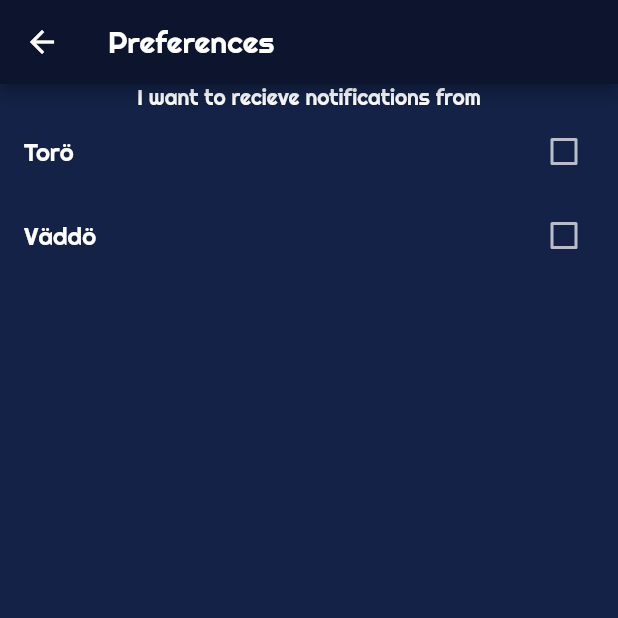
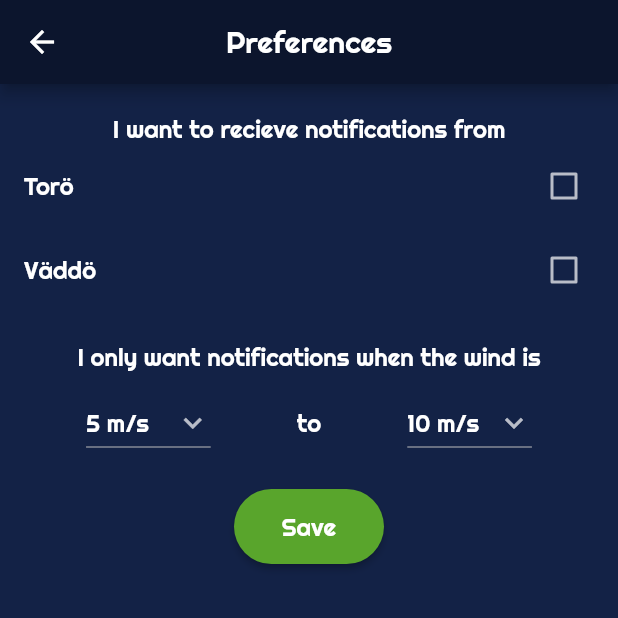
Before and after one commit to PVT15-Grupp-7/surfs-up, a Flutter app: the screen it shows once a user with an empty profile is signed in, in the side drawer, after a tap on "Preferences", on a phone screen of 412 x 824 dp, the top half of it. Run offline on Flutter 3.47's test engine with Material 2 defaults, Android fonts, the phone set to English and light mode, and no system bars; our stand-ins replace firebase_auth, firebase_core, flutter_signin_button; accounts and stored records are empty.

Commit message:
Updated preferences page

```diff
--- a/lib/pages/preferences_page.dart
+++ b/lib/pages/preferences_page.dart
@@ -1,4 +1,7 @@
+import 'package:flutter/cupertino.dart';
 import 'package:flutter/material.dart';
+import 'package:surfs_up/all_pages.dart';
+import 'package:surfs_up/shared/constants/custom_text_style.dart';
 
 class PreferencesPage extends StatefulWidget {
   const PreferencesPage({super.key});
@@ -10,11 +13,46 @@ class PreferencesPage extends StatefulWidget {
 class _PreferencesPageState extends State<PreferencesPage> {
   bool valuefirst = false;
   bool valuesecond = false;
+  String firstdropdownvalue = '5 m/s';
+  String seconddropdownvalue = '10 m/s';
+
+  var items = [
+    '5 m/s',
+    '10 m/s',
+    '15 m/s',
+    '> 15 m/s',
+  ];
+
+  Future<bool> _onBackPressed() {
+    return showCupertinoDialog(
+            context: context,
+            builder: (BuildContext context) => AlertDialog(
+
+                  backgroundColor: kDarkBlue,
+                  elevation: 8,
+                  title: const Text('Do you want to save the changes?', style: CustomTextStyle.paragraph1,),
+                  actions: [
+                    TextButton(
+                      onPressed: () => Navigator.of(context).pop(true),
+                      //isDestructiveAction: true,
+                      child: const Text('No', style: TextStyle(color: Colors.red),),
+                    ),
+                    TextButton(
+                        onPressed: () => Navigator.of(context).pop(true),
+                        child: const Text('Yes'))
+                  ],
+                ),
+            barrierDismissible: false)
+        .then((value) => value ?? false);
+  }
 
   @override
   Widget build(BuildContext context) {
-    return Scaffold(
+    return WillPopScope(
+      onWillPop: _onBackPressed,
+      child: Scaffold(
         appBar: AppBar(
+          centerTitle: true,
           backgroundColor: const Color(0xFF0C152D),
           title: const Text('Preferences'),
         ),
@@ -22,10 +60,19 @@ class _PreferencesPageState extends State<PreferencesPage> {
         body: Center(
             child: Column(
           children: [
-          const Text('I want to recieve notifications from'),
+            const Padding(
+              padding: EdgeInsets.all(10),
+            ),
+            const Text(
+              'I want to recieve notifications from',
+              style: CustomTextStyle.paragraph1,
+            ),
             CheckboxListTile(
               activeColor: Colors.blue,
-            title: const Text('Torö'),
+              title: const Text(
+                'Torö',
+                style: CustomTextStyle.paragraph1,
+              ),
               value: valuefirst,
               onChanged: (bool? value) {
                 setState(() {
@@ -35,7 +82,10 @@ class _PreferencesPageState extends State<PreferencesPage> {
             ),
             CheckboxListTile(
               activeColor: Colors.blue,
-            title: const Text('Väddö'),
+              title: const Text(
+                'Väddö',
+                style: CustomTextStyle.paragraph1,
+              ),
               value: valuesecond,
               onChanged: (bool? value) {
                 setState(() {
@@ -43,8 +93,67 @@ class _PreferencesPageState extends State<PreferencesPage> {
                 });
               },
             ),
+            const Padding(padding: EdgeInsets.all(10)),
+            const Text(
+              'I only want notifications when the wind is',
+              style: CustomTextStyle.paragraph1,
+            ),
+            const Padding(padding: EdgeInsets.all(5)),
+            Row(
+              mainAxisAlignment: MainAxisAlignment.spaceEvenly,
+              children: [
+                DropdownButton(
+                    dropdownColor: kDarkBlue,
+                    value: firstdropdownvalue,
+                    icon: const Icon(Icons.keyboard_arrow_down),
+                    items: items.map((String items) {
+                      return DropdownMenuItem(
+                        value: items,
+                        child: Text(items),
+                      );
+                    }).toList(),
+                    onChanged: (String? newValue) {
+                      setState(() {
+                        firstdropdownvalue = newValue!;
+                      });
+                    }),
+                const Text(
+                  'to',
+                  style: CustomTextStyle.paragraph1,
+                ),
+                DropdownButton(
+                    dropdownColor: kDarkBlue,
+                    value: seconddropdownvalue,
+                    icon: const Icon(Icons.keyboard_arrow_down),
+                    items: items.map((String items) {
+                      return DropdownMenuItem(
+                        value: items,
+                        child: Text(items),
+                      );
+                    }).toList(),
+                    onChanged: (String? newValue) {
+                      setState(() {
+                        seconddropdownvalue = newValue!;
+                      });
+                    }),
+              ],
+            ),
+            const Padding(padding: EdgeInsets.all(10)),
+            ElevatedButton(
+                onPressed: () {
+                  // add functionality
+                },
+                style: ElevatedButton.styleFrom(
+                  backgroundColor: kPrimaryColor,
+                  fixedSize: const Size(100, 50),
+                  shape: RoundedRectangleBorder(
+                    borderRadius: BorderRadius.circular(30),
+                  ),
+                ),
+                child: const Text('Save', style: CustomTextStyle.paragraph1)),
           ],
         )),
+      ),
     );
   }
 }
```
Lines whose indentation alone changed are shown as unchanged.
